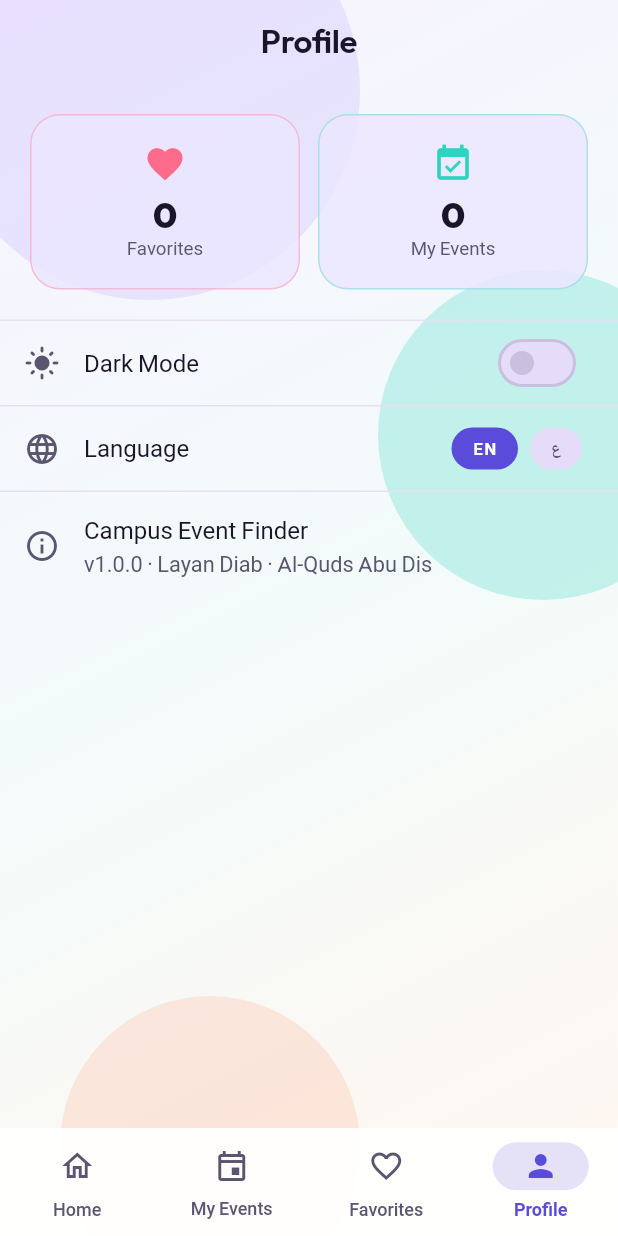
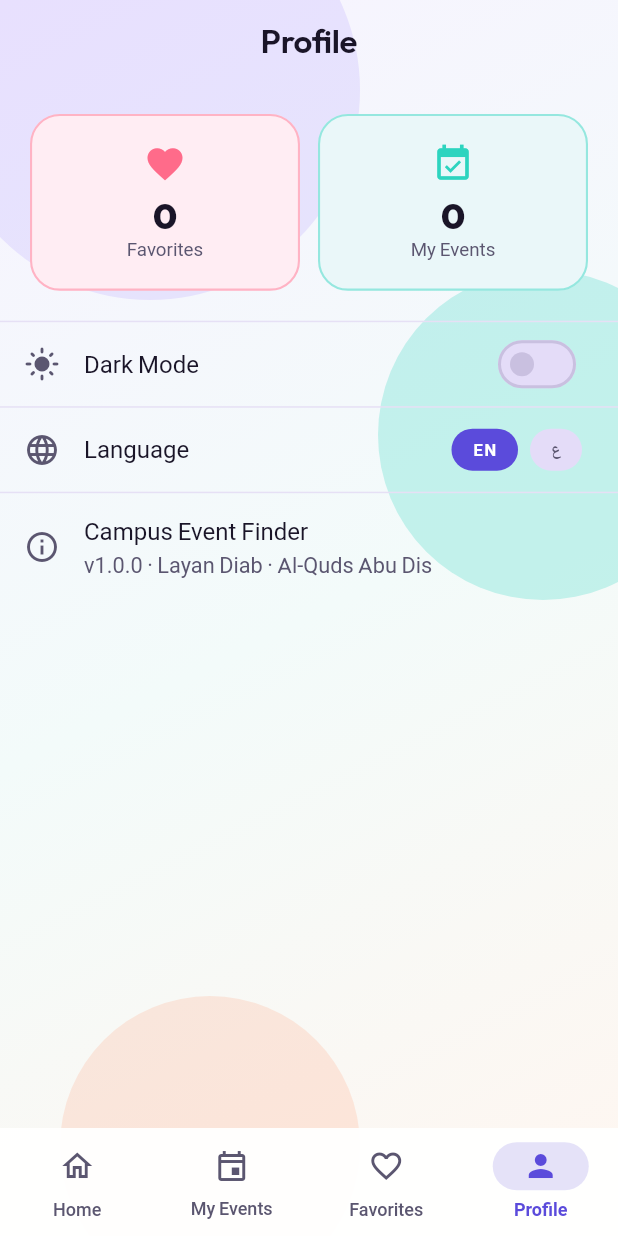
Before and after one commit to lulu-space/Campus-Event-Finder, a Flutter app: the screen it shows after launch, item 4 of the bottom bar chosen, on a phone screen of 412 x 824 dp. Run offline on Flutter 3.47's test engine with Material 3 defaults, Android fonts, the phone set to English and light mode, and no system bars; our stand-ins replace cached_network_image, google_fonts, shared_preferences; network calls fail; Roboto replaces fonts that are missing (Readex Pro).

Commit message:
Tint profile stats with pink and mint instead of purple.
The Favorites and My Events cards no longer use the same lavender fill as the Aura glow, so they sit clearly on top of the background.

Co-authored-by: Layan Diab <lulu-space@users.noreply.github.com>

```diff
--- a/lib/screens/profile_screen.dart
+++ b/lib/screens/profile_screen.dart
@@ -117,12 +117,18 @@ class _StatCard extends StatelessWidget {
   @override
   Widget build(BuildContext context) {
     final scheme = Theme.of(context).colorScheme;
+    final isDark = scheme.brightness == Brightness.dark;
+    final fill = Color.alphaBlend(
+      color.withValues(alpha: isDark ? 0.18 : 0.10),
+      isDark ? const Color(0xFF14141C) : const Color(0xFFFFFBFF),
+    );
+
     return Container(
       padding: const EdgeInsets.symmetric(vertical: 18, horizontal: 8),
       decoration: BoxDecoration(
         borderRadius: BorderRadius.circular(20),
-        color: scheme.surfaceContainerHigh.withValues(alpha: 0.85),
-        border: Border.all(color: color.withValues(alpha: 0.35)),
+        color: fill,
+        border: Border.all(color: color.withValues(alpha: 0.45), width: 1.4),
       ),
       child: Column(
         children: [
```
